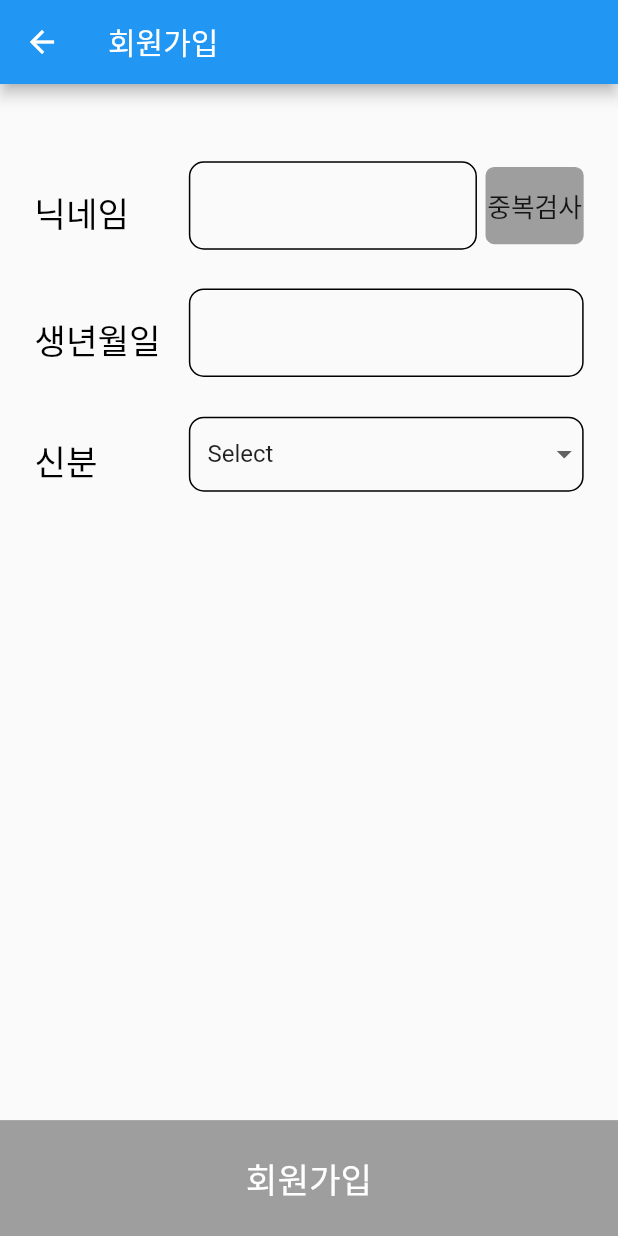
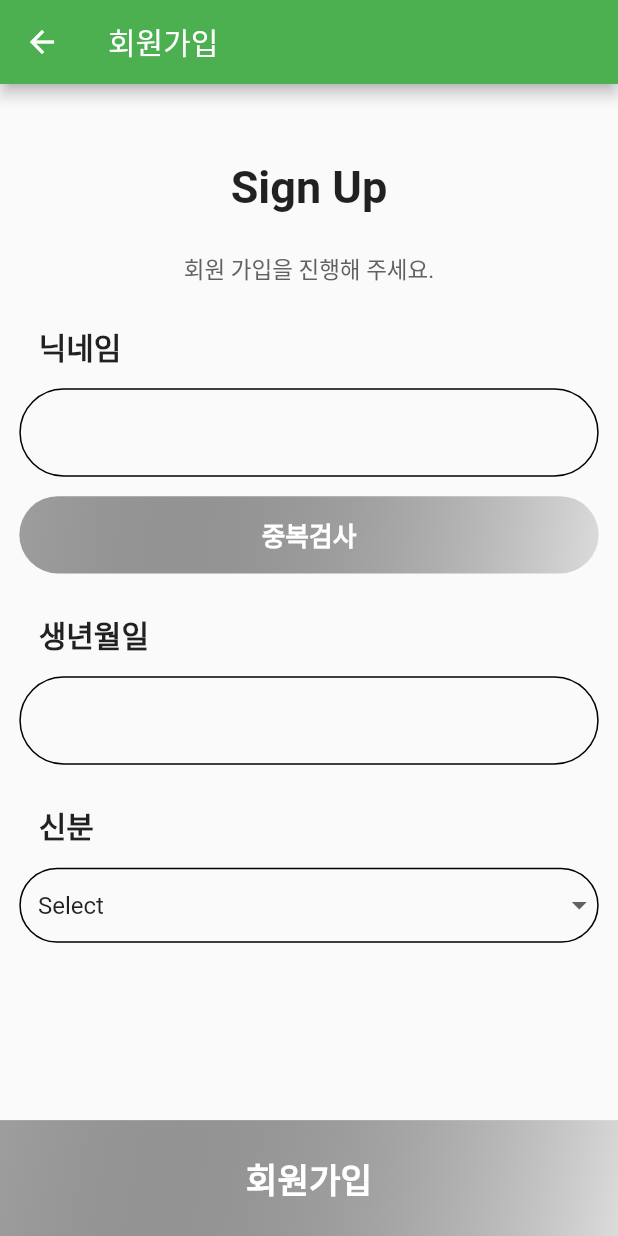
Before and after one commit to capston03/capstone-project-front, a Flutter app: the SignUp screen opened by its route, on a phone screen of 412 x 824 dp. Run offline on Flutter 3.47's test engine with Material 2 defaults, Android fonts, the phone set to English and light mode, and no system bars; our stand-ins replace device_info_plus, dio, flutter_blue, flutter_datetime_picker, flutter_screenutil, flutter_secure_storage and 14 more; missing offline and left inert: ar_flutter_plugin, image_crop; accounts and stored records are empty.

Commit message:
sign up page ui improve

```diff
--- a/lib/login/login.dart
+++ b/lib/login/login.dart
@@ -70,7 +70,7 @@ class _SignInDemo extends State<SignInDemo> {
     }catch(e){
       Get.dialog(AlertDialog(
         title: const Text('오류'),
-        content: const Text('서버와의 연결이 끊겼습니다'),
+        content: const Text('서버와의 연결이 끊겼습니다.'),
         actions: [
           TextButton(
               onPressed: () {
@@ -107,7 +107,7 @@ class _SignInDemo extends State<SignInDemo> {
       Get.toNamed('/signup', arguments: email);
     } else if (result['code'] == LoginEnum.Login.USER_IS_ALREADY_LOGGED_IN.value) {
       //이미 로그인한경우
-      //TODO 후에 서버에서 연결을 취소하고, 여기선 로그아웃 후 로그인을 보낸다(다이얼로그로 확인 요망)
+      //TODO 후에 서logout버에서 연결을 취소하고, 여기선 로그아웃 후 로그인을 보낸다(다이얼로그로 확인 요망)
       //지금은 임시로 성공이라고하겠다
 
       CallApi post = CallApi();
--- a/lib/login/signUp.dart
+++ b/lib/login/signUp.dart
@@ -187,19 +187,45 @@ class SignUp extends StatelessWidget {
             },
           ),
           title: Text('회원가입'),
-          backgroundColor: Colors.blue,
+          backgroundColor: Colors.green,
         ),
         body: SafeArea(
             child: Container(
           // padding: EdgeInsets.fromLTRB(20.w, 40.h, 20.w, 0),
               child: Column(
+                crossAxisAlignment: CrossAxisAlignment.center,
+                mainAxisAlignment: MainAxisAlignment.center,
                 children: [
                   Padding(padding: EdgeInsets.only(top: 40.h)),
-              Row(
-                children: [
-                  Padding(padding: EdgeInsets.only(left: 20.w)),
-                  makeLeftLine("닉네임"),
-                  Obx(
+                  Text("Sign Up",
+                    textAlign: TextAlign.center,
+                    style: TextStyle(
+                        fontSize: 30,
+                        fontWeight: FontWeight.bold
+                      ),
+                  ),
+                  Padding(padding: EdgeInsets.only(top: 20.h)),
+                  Text("회원 가입을 진행해 주세요.",
+                    textAlign: TextAlign.center,
+                    style: TextStyle(
+                      fontSize: 15,
+                        color:Colors.grey[700])
+                    ),
+                  Padding(padding: EdgeInsets.only(top: 20.h)),
+                  Container(
+                    alignment: Alignment.centerLeft,
+                    padding: EdgeInsets.only(left: 20.h),
+                    child: Text("닉네임",
+                      textAlign: TextAlign.left,
+                      style: TextStyle(
+                          fontSize: 20,
+                          fontWeight: FontWeight.bold,
+                      ),)
+                  ),
+                  Padding(padding: EdgeInsets.only(top:10.h)),
+                  Container(
+                    padding: EdgeInsets.fromLTRB(10.h, 0, 10.h, 0),
+                    child: Obx(
                           () => Expanded(
                         child: TextField(
                           maxLength: 15,
@@ -207,46 +233,53 @@ class SignUp extends StatelessWidget {
                           decoration: InputDecoration(
                             focusedBorder: OutlineInputBorder(
                                 borderRadius:
-                                  const BorderRadius.all(Radius.circular(10.0)),
+                                const BorderRadius.all(Radius.circular(40.0)),
                                 borderSide: BorderSide(
                                     width: 1,
                                     color: getController.isjungbok.value
-                                      ? Colors.blueAccent
+                                        ? Colors.green
                                         : Colors.black)),
                             enabledBorder: OutlineInputBorder(
                                 borderRadius:
-                                  BorderRadius.all(Radius.circular(10.0)),
+                                BorderRadius.all(Radius.circular(40.0)),
                                 borderSide: BorderSide(
                                     width: 1,
                                     color: getController.isjungbok.value
-                                      ? Colors.blueAccent
+                                        ? Colors.green
                                         : Colors.black)),
                             counterText: "",
                           ),
                         ),
                       ),
                     ),
-                  Padding(padding: EdgeInsets.only(left: 5.w)),
-                  Obx(
+                  ),
+                  Container(
+                    padding: EdgeInsets.fromLTRB(10.h, 10.h, 10.h, 0),
+                    child: Obx(
                           () => GestureDetector(
                         child: Container(
                           child: Center(
                             child: Text(
                               '중복검사',
-                            style: TextStyle(fontSize: 15.sp),
+                              style: TextStyle(
+                                  fontSize: 15.sp,
+                              color: Colors.white,
+                              fontWeight: FontWeight.bold),
                             ),
                           ),
                           decoration: BoxDecoration(
-                            border: Border.all(
-                                width: 1.w,
-                                color: getController.tryToJungbok.value
-                                    ? Colors.lightBlueAccent
-                                    : Colors.grey),
+                              gradient: getController.tryToJungbok.value
+                              ?  LinearGradient(
+                                  begin: Alignment.topLeft,
+                                  end: Alignment.bottomRight,
+                                  colors: <Color>[Colors.greenAccent, Colors.lightGreen])
+                              : LinearGradient(
+                                  begin: Alignment.topLeft,
+                                  end: Alignment.bottomRight,
+                                  colors: <Color>[Colors.grey, Colors.black12]),
+
                               borderRadius:
-                                BorderRadius.all(Radius.circular(5.r)),
-                            color: getController.tryToJungbok.value
-                                ? Colors.lightBlueAccent
-                                : Colors.grey),
+                              BorderRadius.all(Radius.circular(40.r))),
                           height: 40.h,
                         ),
                         onTap: () {
@@ -267,15 +300,20 @@ class SignUp extends StatelessWidget {
                         },
                       ),
                     ),
-                  Padding(padding: EdgeInsets.only(left: 20.w)),
-                ],
                   ),
-              Padding(padding: EdgeInsets.only(top: 20.h)),
-              Row(
-                children: [
-                  Padding(padding: EdgeInsets.only(left: 20.w)),
-                  makeLeftLine("생년월일"),
-                  Obx(
+                  Container(
+                      alignment: Alignment.centerLeft,
+                      padding: EdgeInsets.fromLTRB(20.h, 20.h, 0, 10.h),
+                      child: Text("생년월일",
+                        textAlign: TextAlign.left,
+                        style: TextStyle(
+                          fontSize: 20,
+                          fontWeight: FontWeight.bold,
+                        ),)
+                  ),
+                  Container(
+                    padding: EdgeInsets.fromLTRB(10.h, 0, 10.h, 0),
+                    child: Obx(
                           () => Expanded(
                         child: InkWell(
                           child: IgnorePointer(
@@ -289,23 +327,23 @@ class SignUp extends StatelessWidget {
                                     borderSide: BorderSide(
                                         width: 1,
                                         color: getController.isOkayBirth.value
-                                          ? Colors.blueAccent
+                                            ? Colors.green
                                             : Colors.black)),
                                 enabledBorder: OutlineInputBorder(
                                     borderRadius:
-                                      BorderRadius.all(Radius.circular(10.0)),
+                                    BorderRadius.all(Radius.circular(40.0)),
                                     borderSide: BorderSide(
                                         width: 1,
                                         color: getController.isOkayBirth.value
-                                          ? Colors.blueAccent
+                                            ? Colors.green
                                             : Colors.black)),
                                 disabledBorder: OutlineInputBorder(
                                     borderRadius:
-                                      BorderRadius.all(Radius.circular(10.0)),
+                                    BorderRadius.all(Radius.circular(40.0)),
                                     borderSide: BorderSide(
                                         width: 1,
                                         color: getController.isOkayBirth.value
-                                          ? Colors.blueAccent
+                                            ? Colors.green
                                             : Colors.black)),
                               ),
                             ),
@@ -316,15 +354,20 @@ class SignUp extends StatelessWidget {
                         ),
                       ),
                     ),
-                  Padding(padding: EdgeInsets.only(left: 20.w)),
-                ],
                   ),
-              Padding(padding: EdgeInsets.only(top: 20.h)),
-              Row(
-                children: [
-                  Padding(padding: EdgeInsets.only(left: 20.w)),
-                  makeLeftLine("신분"),
-                  Obx(
+              Container(
+                alignment: Alignment.centerLeft,
+                padding: EdgeInsets.fromLTRB(20.h, 20.h, 0, 10.h),
+                child: Text("신분",
+                  textAlign: TextAlign.left,
+                  style: TextStyle(
+                    fontSize: 20,
+                    fontWeight: FontWeight.bold,
+                  ),),
+              ),
+              Container(
+                padding: EdgeInsets.fromLTRB(10.h, 0, 10.h, 0),
+                child: Obx(
                       () => Expanded(
                     child: Container(
                       padding: EdgeInsets.only(left: 10.w),
@@ -351,16 +394,14 @@ class SignUp extends StatelessWidget {
                         border: Border.all(
                             width: 1,
                             color: getController.isOkayPos.value
-                                  ? Colors.blueAccent
+                                ? Colors.green
                                 : Colors.black),
                         borderRadius:
-                              const BorderRadius.all(Radius.circular(10)),
+                        const BorderRadius.all(Radius.circular(40)),
                       ),
                     ),
                   ),
                 ),
-                  Padding(padding: EdgeInsets.only(left: 20.w)),
-                ],
               ),
               const Spacer(),
               Obx(
@@ -371,14 +412,22 @@ class SignUp extends StatelessWidget {
                     child: Center(
                       child: Text(
                         '회원가입',
-                        style: TextStyle(color: Colors.white, fontSize: 20.sp),
+                        style: TextStyle(color: Colors.white, fontSize: 20.sp, fontWeight: FontWeight.bold),
                       ),
                     ),
-                    color: getController.isOkayPos.value &&
+                    decoration: BoxDecoration(
+                      gradient: getController.isOkayPos.value &&
                           getController.isOkayBirth.value &&
                           getController.isjungbok.value
-                        ? Colors.blue
-                        : Colors.grey,
+                        ?LinearGradient(
+                          begin: Alignment.topLeft,
+                          end: Alignment.bottomRight,
+                          colors: <Color>[Colors.greenAccent, Colors.lightGreen])
+                          : LinearGradient(
+                          begin: Alignment.topLeft,
+                          end: Alignment.bottomRight,
+                          colors: <Color>[Colors.grey, Colors.black12]),
+                    ),
                   ),
                   onTap: () {
                     //회원가입 신청
--- a/lib/profile/profileMain.dart
+++ b/lib/profile/profileMain.dart
@@ -52,11 +52,6 @@ class body extends StatelessWidget {
         children: [
           ProfilePic(),
           SizedBox(height: 20),
-          ProfileMenu(
-            text: "My Account",
-            icon: Icons.account_box,
-            press: () => {},
-          ),
           ProfileMenu(
             text: "My Photo",
             icon: Icons.photo,
--- a/lib/profile/profile_pic.dart
+++ b/lib/profile/profile_pic.dart
@@ -16,6 +16,8 @@ class ProfilePic extends StatelessWidget {
         clipBehavior: Clip.none,
         children: [
           CircleAvatar(
+            backgroundColor: Colors.lightGreen,
+            backgroundImage: NetworkImage("https://media.healthyfood.com/wp-content/uploads/2017/03/What-to-do-with-lemons.jpg"),
           ),
           Positioned(
             right: -16,
```
Lines whose indentation alone changed are shown as unchanged.
